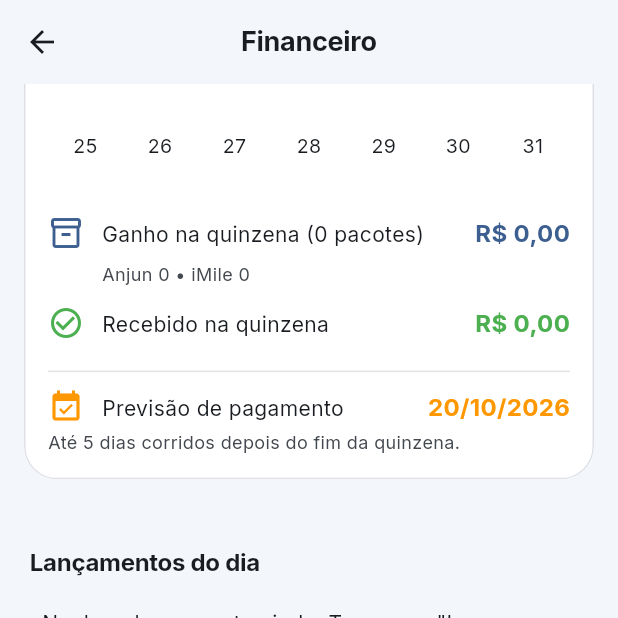
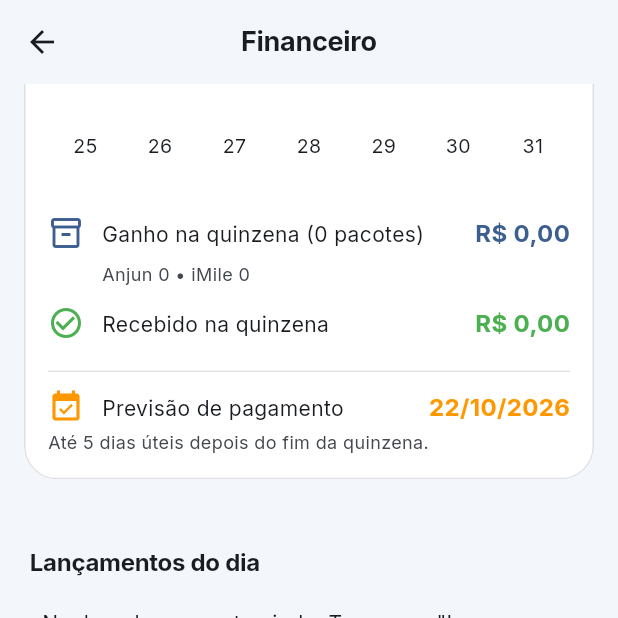
Before and after one commit to victorfs32/entrega_app, a Flutter app: the FinanceiroPage screen opened directly, scrolled down 576 dp, on a phone screen of 412 x 824 dp, the top half of it. Run offline on Flutter 3.47's test engine with Material 3 defaults, Android fonts, the phone set to English and light mode, and no system bars; our stand-ins replace camera, cloud_firestore, dio, firebase_auth, firebase_core, fl_chart and 6 more; missing offline and left inert: mobile_scanner; accounts and stored records are empty.

Commit message:
Previsao de pagamento conta 5 dias uteis (sem sabado e domingo)
Antes somava 5 dias corridos ao fim da quinzena; agora pula sabado e
domingo. Feriados nao sao considerados.

Co-Authored-By: Claude Sonnet 5.5 <noreply@anthropic.com>

```diff
--- a/lib/financeiro_page.dart
+++ b/lib/financeiro_page.dart
@@ -337,7 +337,7 @@ class _FinanceiroPageState extends State<FinanceiroPage> {
                           Padding(
                             padding: const EdgeInsets.only(top: 4),
                             child: Text(
-                              'Até 5 dias corridos depois do fim da quinzena.',
+                              'Até 5 dias úteis depois do fim da quinzena.',
                               style: TextStyle(
                                 fontSize: 12,
                                 color: colors.onSurfaceVariant,
--- a/lib/utils/quinzena.dart
+++ b/lib/utils/quinzena.dart
@@ -1,7 +1,7 @@
 /// Pagamento é quinzenal: dia 1 ao 15, e dia 16 até o fim do mês. O
-/// dinheiro da quinzena não cai na hora — leva até 5 dias corridos depois
-/// do fim de cada quinzena (então até dia 20 pra 1ª quinzena, e até dia 5
-/// do mês seguinte pra 2ª). Compartilhado entre as telas de Financeiro e
+/// dinheiro da quinzena não cai na hora — leva até 5 dias úteis depois
+/// do fim de cada quinzena (em geral perto do dia 20 pra 1ª quinzena, e do
+/// dia 5 do mês seguinte pra 2ª). Compartilhado entre as telas de Financeiro e
 /// Relatórios pra não duplicar essa conta em mais de um lugar.
 library;
 
@@ -21,8 +21,21 @@ DateTime fimDaQuinzena(DateTime data) {
   return DateTime(ultimoDia.year, ultimoDia.month, ultimoDia.day);
 }
 
+/// Fim da quinzena + 5 dias ÚTEIS (sábado e domingo não contam). Feriados
+/// não são considerados.
 DateTime previsaoPagamento(DateTime fimQuinzena) {
-  return fimQuinzena.add(const Duration(days: 5));
+  var data = DateTime(fimQuinzena.year, fimQuinzena.month, fimQuinzena.day);
+  var restantes = 5;
+
+  while (restantes > 0) {
+    data = DateTime(data.year, data.month, data.day + 1);
+
+    if (data.weekday != DateTime.saturday && data.weekday != DateTime.sunday) {
+      restantes--;
+    }
+  }
+
+  return data;
 }
 
 bool mesmoDia(DateTime a, DateTime b) {
```
Also changed, not shown: pubspec.yaml (+4 -4 lines).
